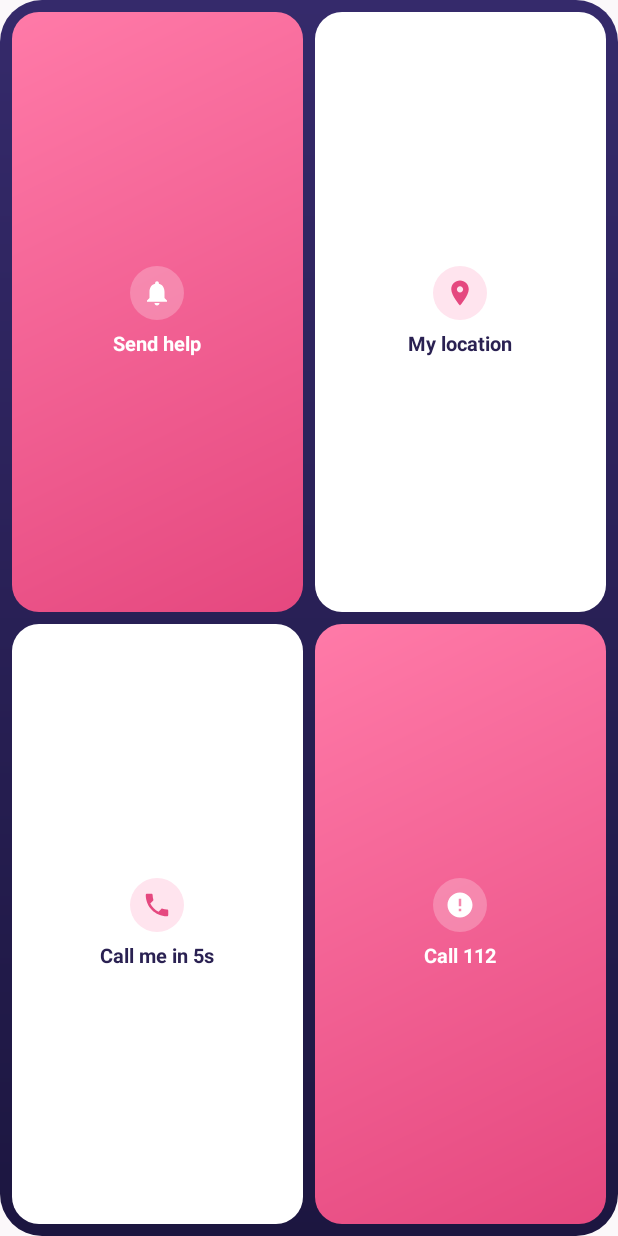
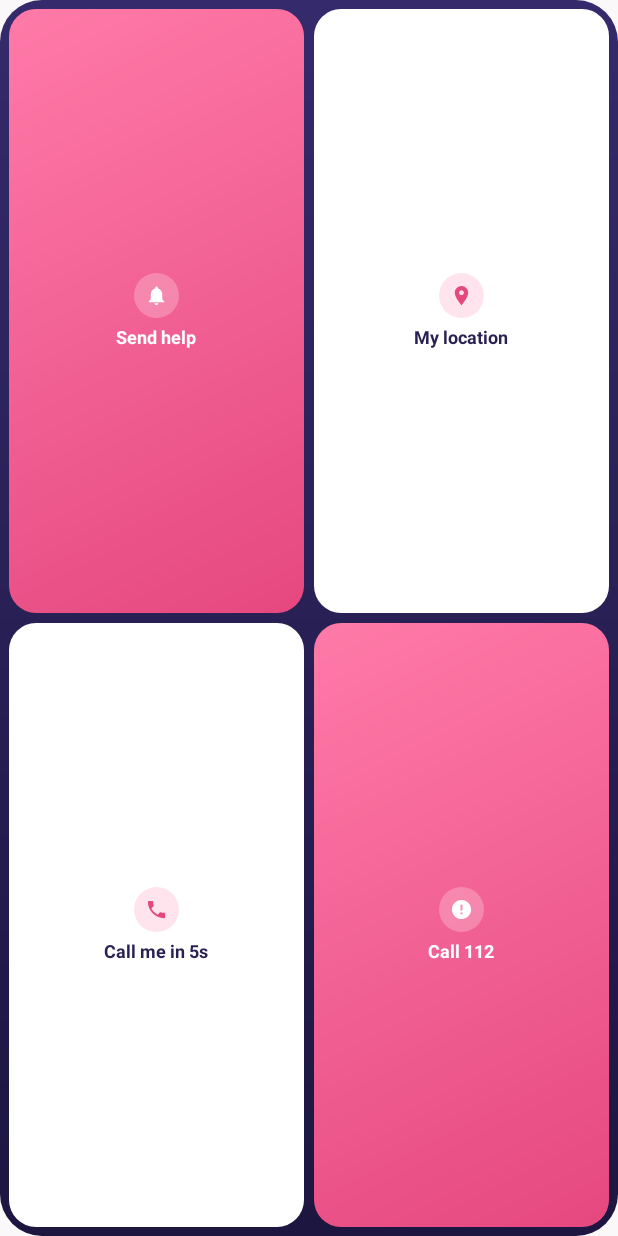
Before and after one commit to punselie15/shecurity, an Android app: the layout widget_quick_compact.xml on its own in the app's theme, with its tools: preview values and no code run, on a phone screen of 412 x 824 dp. Run offline under Robolectric (Android 15) with nearby library versions, the phone set to English and light mode, and no system bars.

Commit message:
Widget starts small (2 x 2) instead of filling half the screen; still resizable; version 1.1.1
Co-Authored-By: Claude Opus 5.5 <noreply@anthropic.com>
Claude-Session: https://claude.ai/code/session_01FSgq5GjxdpypruEeZCzLjQ

```diff
--- a/android/app/build.gradle
+++ b/android/app/build.gradle
@@ -61,8 +61,8 @@ android {
         applicationId "io.github.punselie15.shecurity"
         minSdkVersion 24
         targetSdkVersion 36
-        versionCode 6
-        versionName "1.1.0"
+        versionCode 7
+        versionName "1.1.1"
 
         // The name for the application
         resValue "string", "appName", twaManifest.name
--- a/android/app/src/main/res/layout/widget_quick_compact.xml
+++ b/android/app/src/main/res/layout/widget_quick_compact.xml
@@ -4,33 +4,33 @@
     android:layout_width="match_parent"
     android:layout_height="match_parent"
     android:orientation="vertical"
-    android:padding="8dp"
+    android:padding="6dp"
     android:background="@drawable/wq_bg">
     <LinearLayout android:layout_width="match_parent" android:layout_height="0dp" android:layout_weight="1" android:orientation="horizontal">
-        <LinearLayout android:id="@+id/c0" android:layout_width="0dp" android:layout_height="match_parent" android:layout_weight="1" android:layout_marginEnd="4dp" android:layout_marginBottom="4dp"
-            android:orientation="vertical" android:gravity="center" android:padding="6dp" android:background="@drawable/wq_pink">
-            <ImageView android:id="@+id/i0" android:layout_width="36dp" android:layout_height="36dp" android:padding="8dp" android:src="@drawable/wq_bell_w" android:background="@drawable/wq_chip_glass" android:importantForAccessibility="no" />
-            <TextView android:id="@+id/l0" style="@style/QuickLabel" android:text="Send help" android:textColor="#FFFFFFFF" android:layout_marginTop="6dp" android:gravity="center" android:textSize="13sp" android:maxLines="2" />
+        <LinearLayout android:id="@+id/c0" android:layout_width="0dp" android:layout_height="match_parent" android:layout_weight="1" android:layout_marginEnd="3dp" android:layout_marginBottom="3dp"
+            android:orientation="vertical" android:gravity="center" android:padding="4dp" android:background="@drawable/wq_pink">
+            <ImageView android:id="@+id/i0" android:layout_width="30dp" android:layout_height="30dp" android:padding="7dp" android:src="@drawable/wq_bell_w" android:background="@drawable/wq_chip_glass" android:importantForAccessibility="no" />
+            <TextView android:id="@+id/l0" style="@style/QuickLabel" android:text="Send help" android:textColor="#FFFFFFFF" android:layout_marginTop="4dp" android:gravity="center" android:textSize="12sp" android:maxLines="1" />
             <TextView android:id="@+id/s0" style="@style/QuickSub" android:text="Alerts your circle" android:textColor="#B3FFFFFF" android:visibility="gone" />
         </LinearLayout>
-        <LinearLayout android:id="@+id/c1" android:layout_width="0dp" android:layout_height="match_parent" android:layout_weight="1" android:layout_marginStart="4dp" android:layout_marginBottom="4dp"
-            android:orientation="vertical" android:gravity="center" android:padding="6dp" android:background="@drawable/wq_white">
-            <ImageView android:id="@+id/i1" android:layout_width="36dp" android:layout_height="36dp" android:padding="8dp" android:src="@drawable/wq_pin" android:background="@drawable/wq_chip_soft" android:importantForAccessibility="no" />
-            <TextView android:id="@+id/l1" style="@style/QuickLabel" android:text="My location" android:layout_marginTop="6dp" android:gravity="center" android:textSize="13sp" android:maxLines="2" />
+        <LinearLayout android:id="@+id/c1" android:layout_width="0dp" android:layout_height="match_parent" android:layout_weight="1" android:layout_marginStart="3dp" android:layout_marginBottom="3dp"
+            android:orientation="vertical" android:gravity="center" android:padding="4dp" android:background="@drawable/wq_white">
+            <ImageView android:id="@+id/i1" android:layout_width="30dp" android:layout_height="30dp" android:padding="7dp" android:src="@drawable/wq_pin" android:background="@drawable/wq_chip_soft" android:importantForAccessibility="no" />
+            <TextView android:id="@+id/l1" style="@style/QuickLabel" android:text="My location" android:layout_marginTop="4dp" android:gravity="center" android:textSize="12sp" android:maxLines="1" />
             <TextView android:id="@+id/s1" style="@style/QuickSub" android:text="Texts where you are" android:visibility="gone" />
         </LinearLayout>
     </LinearLayout>
     <LinearLayout android:layout_width="match_parent" android:layout_height="0dp" android:layout_weight="1" android:orientation="horizontal">
-        <LinearLayout android:id="@+id/c2" android:layout_width="0dp" android:layout_height="match_parent" android:layout_weight="1" android:layout_marginEnd="4dp" android:layout_marginTop="4dp"
-            android:orientation="vertical" android:gravity="center" android:padding="6dp" android:background="@drawable/wq_white">
-            <ImageView android:id="@+id/i2" android:layout_width="36dp" android:layout_height="36dp" android:padding="8dp" android:src="@drawable/wq_phone" android:background="@drawable/wq_chip_soft" android:importantForAccessibility="no" />
-            <TextView android:id="@+id/l2" style="@style/QuickLabel" android:text="Call me in 5s" android:layout_marginTop="6dp" android:gravity="center" android:textSize="13sp" android:maxLines="2" />
+        <LinearLayout android:id="@+id/c2" android:layout_width="0dp" android:layout_height="match_parent" android:layout_weight="1" android:layout_marginEnd="3dp" android:layout_marginTop="3dp"
+            android:orientation="vertical" android:gravity="center" android:padding="4dp" android:background="@drawable/wq_white">
+            <ImageView android:id="@+id/i2" android:layout_width="30dp" android:layout_height="30dp" android:padding="7dp" android:src="@drawable/wq_phone" android:background="@drawable/wq_chip_soft" android:importantForAccessibility="no" />
+            <TextView android:id="@+id/l2" style="@style/QuickLabel" android:text="Call me in 5s" android:layout_marginTop="4dp" android:gravity="center" android:textSize="12sp" android:maxLines="1" />
             <TextView android:id="@+id/s2" style="@style/QuickSub" android:text="Your phone rings" android:visibility="gone" />
         </LinearLayout>
-        <LinearLayout android:id="@+id/c3" android:layout_width="0dp" android:layout_height="match_parent" android:layout_weight="1" android:layout_marginStart="4dp" android:layout_marginTop="4dp"
-            android:orientation="vertical" android:gravity="center" android:padding="6dp" android:background="@drawable/wq_pink">
-            <ImageView android:id="@+id/i3" android:layout_width="36dp" android:layout_height="36dp" android:padding="8dp" android:src="@drawable/wq_sos_w" android:background="@drawable/wq_chip_glass" android:importantForAccessibility="no" />
-            <TextView android:id="@+id/l3" style="@style/QuickLabel" android:text="Call 112" android:textColor="#FFFFFFFF" android:layout_marginTop="6dp" android:gravity="center" android:textSize="13sp" android:maxLines="2" />
+        <LinearLayout android:id="@+id/c3" android:layout_width="0dp" android:layout_height="match_parent" android:layout_weight="1" android:layout_marginStart="3dp" android:layout_marginTop="3dp"
+            android:orientation="vertical" android:gravity="center" android:padding="4dp" android:background="@drawable/wq_pink">
+            <ImageView android:id="@+id/i3" android:layout_width="30dp" android:layout_height="30dp" android:padding="7dp" android:src="@drawable/wq_sos_w" android:background="@drawable/wq_chip_glass" android:importantForAccessibility="no" />
+            <TextView android:id="@+id/l3" style="@style/QuickLabel" android:text="Call 112" android:textColor="#FFFFFFFF" android:layout_marginTop="4dp" android:gravity="center" android:textSize="12sp" android:maxLines="1" />
             <TextView android:id="@+id/s3" style="@style/QuickSub" android:text="Emergency services" android:textColor="#B3FFFFFF" android:visibility="gone" />
         </LinearLayout>
     </LinearLayout>
--- a/android/app/src/main/res/xml/widget_quick_info.xml
+++ b/android/app/src/main/res/xml/widget_quick_info.xml
@@ -1,14 +1,14 @@
 <?xml version="1.0" encoding="utf-8"?>
 <appwidget-provider xmlns:android="http://schemas.android.com/apk/res/android"
-    android:minWidth="250dp"
+    android:minWidth="110dp"
     android:minHeight="110dp"
     android:minResizeWidth="110dp"
     android:minResizeHeight="110dp"
-    android:targetCellWidth="4"
+    android:targetCellWidth="2"
     android:targetCellHeight="2"
     android:resizeMode="horizontal|vertical"
     android:updatePeriodMillis="0"
-    android:initialLayout="@layout/widget_quick"
-    android:previewLayout="@layout/widget_quick"
+    android:initialLayout="@layout/widget_quick_compact"
+    android:previewLayout="@layout/widget_quick_compact"
     android:description="@string/widgetDescription"
     android:widgetCategory="home_screen" />
```
